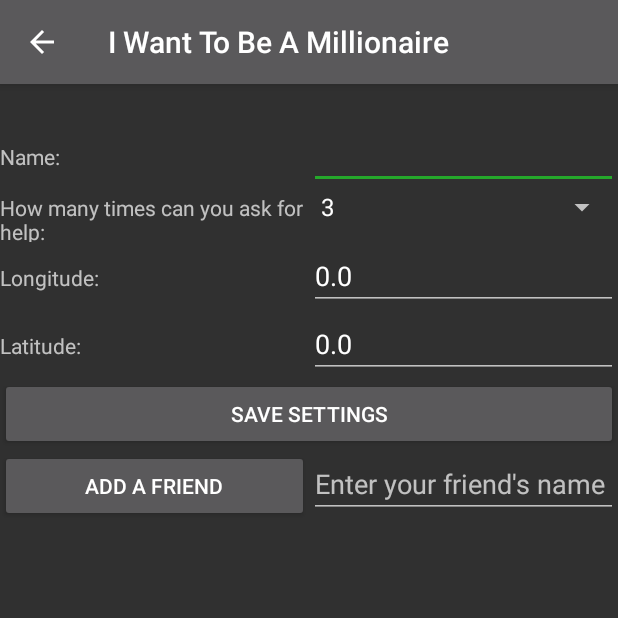
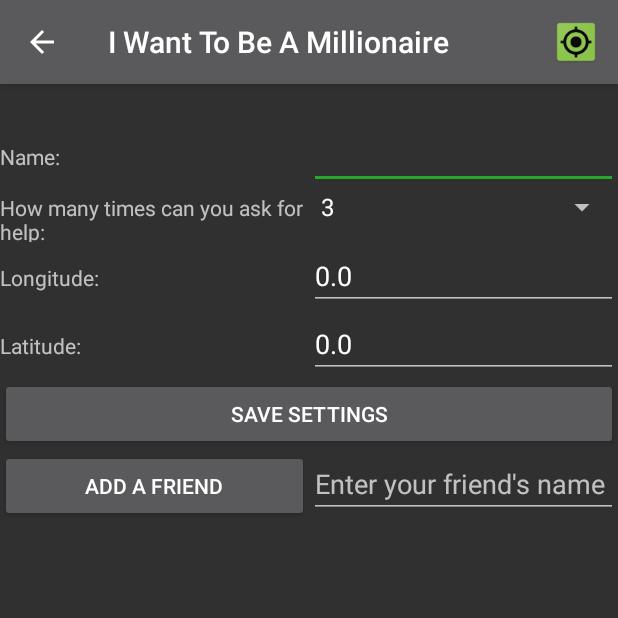
Before and after one commit to cinexin/QuieroSerMillonario, an Android app: the SettingsActivity screen opened directly, with no data from a screen before it, on a phone screen of 412 x 824 dp, the top half of it. Run offline under Robolectric (Android 15) with nearby library versions, the phone set to English and light mode, and no system bars; network calls fail.

Commit message:
Settings activity auto-detect location. Bug fixed when filling score (it didn't save user long / lat)

```diff
--- a/app/src/main/java/upv/ejercicios/proyectofinal/quierosermillonario/constants/AppConstants.java
+++ b/app/src/main/java/upv/ejercicios/proyectofinal/quierosermillonario/constants/AppConstants.java
@@ -79,7 +79,9 @@ public class AppConstants extends Object {
     public static final String URL_USER_LONGITUDE_PARAMETER = "longitude";
     public static final String URL_USER_LATITUDE_PARAMETER = "latitude";
 
-
+    // Localization related constants...
+    public static final int STATUS_LOCATE = 0;
+    public static final int STATUS_DONT_LOCATE = 1;
 
 
 }
--- a/app/src/main/java/upv/ejercicios/proyectofinal/quierosermillonario/gui/SettingsActivity.java
+++ b/app/src/main/java/upv/ejercicios/proyectofinal/quierosermillonario/gui/SettingsActivity.java
@@ -2,11 +2,16 @@ package upv.ejercicios.proyectofinal.quierosermillonario.gui;
 
 import android.app.AlertDialog;
 import android.content.DialogInterface;
+import android.location.Location;
+import android.location.LocationListener;
+import android.location.LocationManager;
 import android.os.AsyncTask;
 import android.os.Bundle;
 import android.support.annotation.Nullable;
 import android.support.v7.app.ActionBarActivity;
 import android.util.Log;
+import android.view.Menu;
+import android.view.MenuItem;
 import android.view.View;
 import android.widget.ArrayAdapter;
 import android.widget.Button;
@@ -33,11 +38,26 @@ import upv.ejercicios.proyectofinal.quierosermillonario.utils.StringUtils;
 
 public class SettingsActivity extends ActionBarActivity {
 
+    private int localizationServiceStatus = AppConstants.STATUS_DONT_LOCATE;
+    LocationManager locationManager;
+    String locationProvider;
+    EditText txtLongitude;
+    EditText txtLatitude;
+    UserLocationListener userLocationListener;
 
+    private void getLocationServices() {
+        locationManager = (LocationManager) getSystemService(LOCATION_SERVICE);
+        if (locationManager.isProviderEnabled(LocationManager.GPS_PROVIDER))
+            locationProvider = LocationManager.GPS_PROVIDER;
+        else {
+            locationProvider = LocationManager.NETWORK_PROVIDER;
+        }
+    }
     private GameSettings collectInputSettings() {
         GameSettings gameSettings = new GameSettings();
 
         LoggingInterface logging = new Logging();
+
 
 
         String userName = ((EditText) findViewById(R.id.txt_user_name)).getText().toString();
@@ -52,7 +72,7 @@ public class SettingsActivity extends ActionBarActivity {
         gameSettings.setNumberOfJokers(numberOfJokers);
 
         float longitude ;
-        String longitudeAsString =  ((EditText) findViewById(R.id.txt_longitude)).getText().toString();
+        String longitudeAsString =  txtLongitude.getText().toString();
         if (!StringUtils.isEmpty( longitudeAsString) ) {
 
             try {
@@ -65,7 +85,7 @@ public class SettingsActivity extends ActionBarActivity {
         }
 
         float latitude;
-        String latitudeAsString  = ((EditText) findViewById(R.id.txt_latitude)).getText().toString();
+        String latitudeAsString  = txtLatitude.getText().toString();
         if (!StringUtils.isEmpty(latitudeAsString)) {
 
             try {
@@ -92,10 +112,10 @@ public class SettingsActivity extends ActionBarActivity {
         Spinner numOfJokersSpinner = (Spinner) findViewById(R.id.select_num_of_jokers);
         numOfJokersSpinner.setSelection(gameSettings.getNumberOfJokers());
 
-        EditText txtLongitude = (EditText) findViewById(R.id.txt_longitude);
+
         txtLongitude.setText(Float.toString(gameSettings.getLongitude()));
 
-        EditText txtLatitude = (EditText) findViewById(R.id.txt_latitude);
+
         txtLatitude.setText(Float.toString(gameSettings.getLatitude()));
 
     }
@@ -113,6 +133,8 @@ public class SettingsActivity extends ActionBarActivity {
         // Apply the adapter to the spinner
         numOfJokesSpinner.setAdapter(adapter);
 
+        txtLongitude = (EditText) findViewById(R.id.txt_longitude);
+        txtLatitude = (EditText) findViewById(R.id.txt_latitude);
         // Retrieve saved settings if already present and show them...
         GameSettingsService gameSettingsService = new GameSettingsService(getApplicationContext());
         GameSettings gameSettings =  gameSettingsService.getSettings();
@@ -143,6 +165,53 @@ public class SettingsActivity extends ActionBarActivity {
                 }
             }
         });
+
+        userLocationListener = new UserLocationListener();
+        this.getLocationServices();
+    }
+
+    @Override
+    public boolean onCreateOptionsMenu(Menu menu) {
+        getMenuInflater().inflate(R.menu.menu_app_settings_screen, menu);
+        switch (localizationServiceStatus) {
+            case AppConstants.STATUS_LOCATE:
+                menu.findItem(R.id.btn_settings_locate_me).setVisible(false);
+                menu.findItem(R.id.btn_settings_stop_locating_me).setVisible(true);
+                break;
+
+            case AppConstants.STATUS_DONT_LOCATE:
+                menu.findItem(R.id.btn_settings_locate_me).setVisible(true);
+                menu.findItem(R.id.btn_settings_stop_locating_me).setVisible(false);
+                break;
+
+        }
+        return super.onCreateOptionsMenu(menu);
+    }
+
+    @Override
+    public boolean onOptionsItemSelected(MenuItem item) {
+        Logging logging = new Logging();
+        switch (item.getItemId()) {
+
+            case R.id.btn_settings_locate_me:
+                this.localizationServiceStatus = AppConstants.STATUS_LOCATE;
+                try {
+                    locationManager.requestLocationUpdates(locationProvider, 0, 0, userLocationListener);
+                } catch (SecurityException securityEx) {
+                    logging.error("Couldn't get location updates. Check your GPS/Network provider: " +
+                            securityEx.getMessage());
+                    return false;
+                }
+                break;
+
+            case R.id.btn_settings_stop_locating_me:
+                this.localizationServiceStatus = AppConstants.STATUS_DONT_LOCATE;
+                locationManager.removeUpdates(userLocationListener);
+                break;
+
+        }
+        supportInvalidateOptionsMenu();
+        return super.onOptionsItemSelected(item);
     }
 
     private class AddFriendTask extends AsyncTask<Friend, Void, Friend> {
@@ -187,4 +256,30 @@ public class SettingsActivity extends ActionBarActivity {
             Log.d("[DEBUG]", "Friend added");
         }
     }
+
+    private class UserLocationListener implements LocationListener {
+
+        private Logging logging = new Logging();
+
+        @Override
+        public void onStatusChanged(String provider, int status, Bundle extras) {
+            logging.warning("GPS status changed. Provider: " + provider + ". Status: " + status);
+        }
+
+        @Override
+        public void onProviderDisabled(String provider) {
+            logging.warning("Location provider disabled: " + provider);
+        }
+
+        @Override
+        public void onProviderEnabled(String provider) {
+            logging.info("Provider enabled: " + provider);
+        }
+
+        @Override
+        public void onLocationChanged(Location location) {
+            txtLongitude.setText(String.valueOf(location.getLongitude()));
+            txtLatitude.setText(String.valueOf(location.getLatitude()));
+        }
+    }
 }
--- a/app/src/main/java/upv/ejercicios/proyectofinal/quierosermillonario/services/GameScoresService.java
+++ b/app/src/main/java/upv/ejercicios/proyectofinal/quierosermillonario/services/GameScoresService.java
@@ -1,6 +1,7 @@
 package upv.ejercicios.proyectofinal.quierosermillonario.services;
 
 import android.content.Context;
+import android.util.Log;
 
 import com.google.gson.Gson;
 
@@ -89,6 +90,7 @@ public class GameScoresService {
         Logging log = new Logging();
         if (dbService != null && this.gameScore != null) {
             try {
+                Log.d("[DEBUG]", "saveScore() -> GAME SCORE: " + gameScore.toString());
                 dbService.save(this.gameScore);
                 dbService.closeSession();
             } catch (PersistenceException persistenceEx) {
--- /dev/null
+++ b/app/src/main/res/menu/menu_app_settings_screen.xml
@@ -0,0 +1,19 @@
+<?xml version="1.0" encoding="utf-8"?>
+<menu xmlns:android="http://schemas.android.com/apk/res/android"
+    xmlns:app="http://schemas.android.com/apk/res-auto">
+
+    <item
+        android:id="@+id/btn_settings_locate_me"
+        android:title="@string/lbl_locate_me"
+        android:icon="@drawable/ic_locate"
+        app:showAsAction="always"
+        />
+
+    <item
+        android:id="@+id/btn_settings_stop_locating_me"
+        android:title="@string/lbl_stop_locating_me"
+        android:icon="@drawable/ic_stop"
+        app:showAsAction="always"
+        />
+
+</menu>
--- a/app/src/main/res/values/strings.xml
+++ b/app/src/main/res/values/strings.xml
@@ -42,4 +42,6 @@
     <string name="msg_friend_add_error">There was some error when adding friend!</string>
     <string name="msg_high_scores_remote_record">Record scored remotely</string>
     <string name="msg_high_scores_remote_record_error">There was some error when trying to register your score remotely!</string>
+    <string name="lbl_locate_me">Locate me!</string>
+    <string name="lbl_stop_locating_me">Stop locating me</string>
 </resources>
--- a/build.gradle
+++ b/build.gradle
@@ -5,7 +5,7 @@ buildscript {
         jcenter()
     }
     dependencies {
-        classpath 'com.android.tools.build:gradle:2.3.0'
+        classpath 'com.android.tools.build:gradle:2.3.1'
 
         // NOTE: Do not place your application dependencies here; they belong
         // in the individual module build.gradle files
```
Also changed, not shown: app/src/main/AndroidManifest.xml (+7 -0 lines), app/src/main/java/upv/ejercicios/proyectofinal/quierosermillonario/gui/PlayGameActivity.java (+6 -2 lines), app/src/main/res/drawable-hdpi/ic_locate.png (added), app/src/main/res/drawable-hdpi/ic_stop.png (added), app/src/main/res/drawable-mdpi/ic_locate.png (added), app/src/main/res/drawable-mdpi/ic_stop.png (added), app/src/main/res/drawable-xhdpi/ic_locate.png (added), app/src/main/res/drawable-xhdpi/ic_stop.png (added), app/src/main/res/drawable-xxhdpi/ic_locate.png (added), app/src/main/res/drawable-xxhdpi/ic_stop.png (added), app/src/main/res/drawable-xxxhdpi/ic_locate.png (added), app/src/main/res/drawable-xxxhdpi/ic_stop.png (added), 1 other file.
